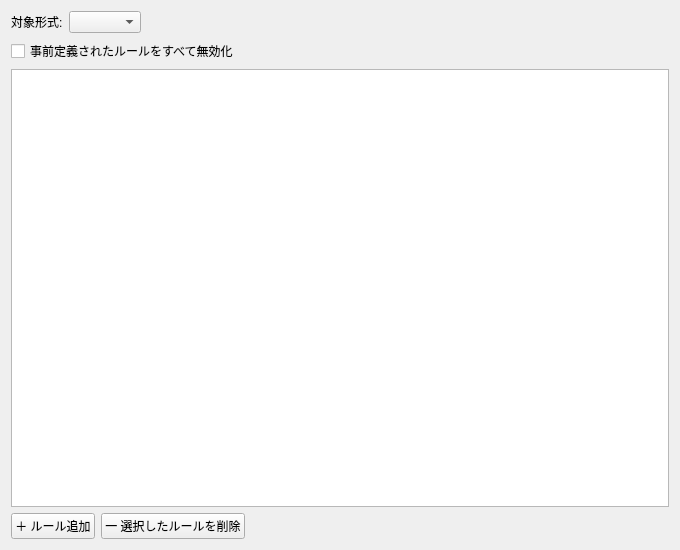
Old version of the form ui/dialogs/settings/FilterRulesPage.ui in the repository Ikumyon/AutoLingua2.
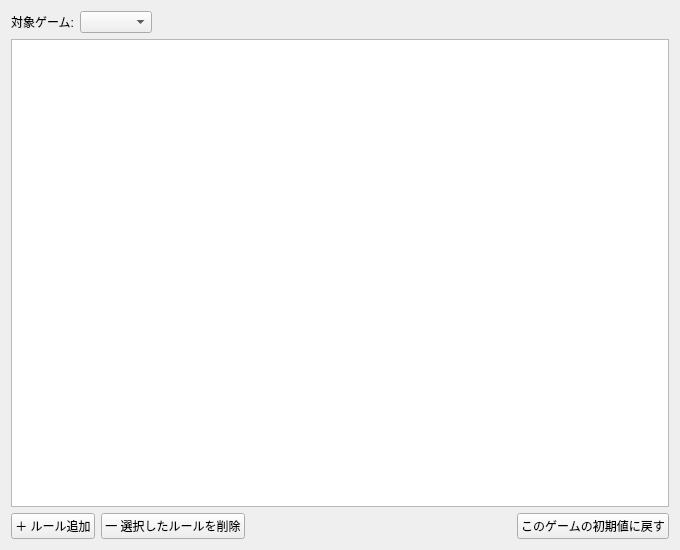
New version of the form.

Commit message: feat: 原文分類・キー競合検出、翻訳実行・TM機能の実装およびUIモジュール分割

Patch:
```diff
--- a/ui/dialogs/settings/FilterRulesPage.ui
+++ b/ui/dialogs/settings/FilterRulesPage.ui
@@ -16,7 +16,7 @@
      <item>
       <widget class="QLabel" name="labelRuleAdapter">
        <property name="text">
-        <string>対象形式:</string>
+        <string>対象ゲーム:</string>
        </property>
       </widget>
      </item>
@@ -38,13 +38,6 @@
      </item>
     </layout>
    </item>
-   <item>
-    <widget class="QCheckBox" name="checkDisableAllBuiltin">
-     <property name="text">
-      <string>事前定義されたルールをすべて無効化</string>
-     </property>
-    </widget>
-   </item>
    <item>
     <widget class="QTableWidget" name="tableFilterRules">
      <property name="alternatingRowColors">
@@ -87,6 +80,13 @@
        </property>
       </spacer>
      </item>
+     <item>
+      <widget class="QPushButton" name="buttonResetRules">
+       <property name="text">
+        <string>このゲームの初期値に戻す</string>
+       </property>
+      </widget>
+     </item>
     </layout>
    </item>
   </layout>
```
Left out of the diff: 2 changed lines with no effect on the pictures. The commit also changes 54 other files.
